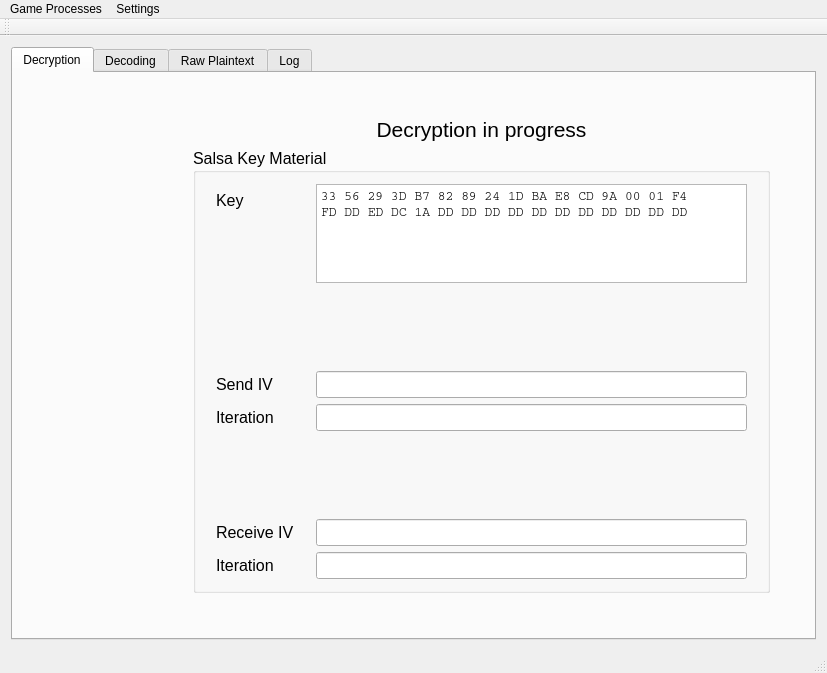
Before: the Qt Designer form exileSniffer/exileSniffer.ui in ncatlin/exileSniffer, drawn with Qt 5.
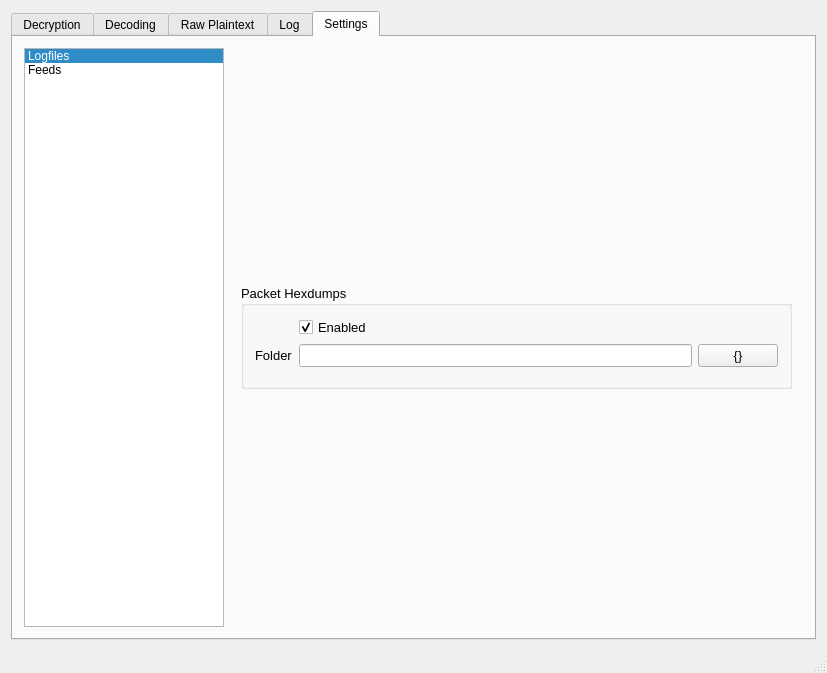
After: the same form once the commit is applied. Custom widgets are drawn as their Qt base class.

Commit message: done ui handling of decryption state and key display, some refactoring, started on settings

```diff
--- a/exileSniffer/exileSniffer.ui
+++ b/exileSniffer/exileSniffer.ui
@@ -21,7 +21,7 @@
        <enum>QTabWidget::North</enum>
       </property>
       <property name="currentIndex">
-       <number>0</number>
+       <number>4</number>
       </property>
       <widget class="QWidget" name="interceptionTab">
        <attribute name="title">
@@ -195,33 +195,33 @@
                      <property name="rightMargin">
                       <number>20</number>
                      </property>
-                     <item row="0" column="0">
+                     <item row="1" column="0">
                       <widget class="QLabel" name="label_2">
                        <property name="text">
                         <string>Key</string>
                        </property>
                       </widget>
                      </item>
-                     <item row="2" column="0">
+                     <item row="3" column="0">
                       <widget class="QLabel" name="label_3">
                        <property name="text">
                         <string>Send IV</string>
                        </property>
                       </widget>
                      </item>
-                     <item row="5" column="0">
+                     <item row="6" column="0">
                       <widget class="QLabel" name="label_4">
                        <property name="text">
                         <string>Receive IV</string>
                        </property>
                       </widget>
                      </item>
-                     <item row="0" column="1">
+                     <item row="1" column="1">
                       <widget class="QPlainTextEdit" name="keyHexText">
                        <property name="maximumSize">
                         <size>
                          <width>16777215</width>
-                         <height>99</height>
+                         <height>50</height>
                         </size>
                        </property>
                        <property name="font">
@@ -248,7 +248,7 @@
                        </property>
                       </widget>
                      </item>
-                     <item row="2" column="1">
+                     <item row="3" column="1">
                       <widget class="QLineEdit" name="sendIVText">
                        <property name="font">
                         <font>
@@ -260,7 +260,7 @@
                        </property>
                       </widget>
                      </item>
-                     <item row="5" column="1">
+                     <item row="6" column="1">
                       <widget class="QLineEdit" name="recvIVText">
                        <property name="font">
                         <font>
@@ -272,17 +272,23 @@
                        </property>
                       </widget>
                      </item>
-                     <item row="3" column="0">
+                     <item row="4" column="0">
                       <widget class="QLabel" name="label_5">
+                       <property name="font">
+                        <font>
+                         <pointsize>11</pointsize>
+                         <italic>false</italic>
+                        </font>
+                       </property>
                        <property name="text">
                         <string>Iteration</string>
                        </property>
                        <property name="indent">
-                        <number>0</number>
+                        <number>15</number>
                        </property>
                       </widget>
                      </item>
-                     <item row="3" column="1">
+                     <item row="4" column="1">
                       <widget class="QLineEdit" name="sendIterText">
                        <property name="font">
                         <font>
@@ -294,17 +300,22 @@
                        </property>
                       </widget>
                      </item>
-                     <item row="6" column="0">
+                     <item row="7" column="0">
                       <widget class="QLabel" name="label_6">
+                       <property name="font">
+                        <font>
+                         <pointsize>11</pointsize>
+                        </font>
+                       </property>
                        <property name="text">
                         <string>Iteration</string>
                        </property>
                        <property name="indent">
-                        <number>0</number>
+                        <number>15</number>
                        </property>
                       </widget>
                      </item>
-                     <item row="6" column="1">
+                     <item row="7" column="1">
                       <widget class="QLineEdit" name="recvIterText">
                        <property name="font">
                         <font>
@@ -316,7 +327,7 @@
                        </property>
                       </widget>
                      </item>
-                     <item row="1" column="1">
+                     <item row="2" column="1">
                       <spacer name="verticalSpacer">
                        <property name="orientation">
                         <enum>Qt::Vertical</enum>
@@ -329,7 +340,7 @@
                        </property>
                       </spacer>
                      </item>
-                     <item row="4" column="1">
+                     <item row="5" column="1">
                       <spacer name="verticalSpacer_2">
                        <property name="orientation">
                         <enum>Qt::Vertical</enum>
@@ -780,40 +791,115 @@
         </item>
        </layout>
       </widget>
+      <widget class="QWidget" name="settingsTab">
+       <attribute name="title">
+        <string>Settings</string>
+       </attribute>
+       <layout class="QHBoxLayout" name="horizontalLayout_7">
+        <item>
+         <widget class="QListWidget" name="settingsChoiceList">
+          <property name="maximumSize">
+           <size>
+            <width>200</width>
+            <height>16777215</height>
+           </size>
+          </property>
+          <property name="spacing">
+           <number>3</number>
+          </property>
+          <property name="viewMode">
+           <enum>QListView::ListMode</enum>
+          </property>
+          <property name="currentRow">
+           <number>0</number>
+          </property>
+          <item>
+           <property name="text">
+            <string>Logfiles</string>
+           </property>
+          </item>
+          <item>
+           <property name="text">
+            <string>Feeds</string>
+           </property>
+          </item>
+         </widget>
+        </item>
+        <item>
+         <widget class="QStackedWidget" name="settingsStack">
+          <property name="currentIndex">
+           <number>0</number>
+          </property>
+          <widget class="QWidget" name="logSettings">
+           <layout class="QVBoxLayout" name="verticalLayout">
+            <item>
+             <widget class="QGroupBox" name="groupBox_2">
+              <property name="maximumSize">
+               <size>
+                <width>16777215</width>
+                <height>104</height>
+               </size>
+              </property>
+              <property name="font">
+               <font>
+                <family>MS Shell Dlg 2</family>
+                <pointsize>10</pointsize>
+               </font>
+              </property>
+              <property name="title">
+               <string>Packet Hexdumps</string>
+              </property>
+              <layout class="QFormLayout" name="formLayout">
+               <item row="2" column="1">
+                <layout class="QHBoxLayout" name="horizontalLayout_8">
+                 <item>
+                  <widget class="QLineEdit" name="lineEdit"/>
+                 </item>
+                 <item>
+                  <widget class="QPushButton" name="pushButton">
+                   <property name="text">
+                    <string>{}</string>
+                   </property>
+                  </widget>
+                 </item>
+                </layout>
+               </item>
+               <item row="2" column="0">
+                <widget class="QLabel" name="label_7">
+                 <property name="font">
+                  <font>
+                   <family>MS Shell Dlg 2</family>
+                  </font>
+                 </property>
+                 <property name="text">
+                  <string>Folder</string>
+                 </property>
+                </widget>
+               </item>
+               <item row="1" column="1">
+                <widget class="QCheckBox" name="checkBox">
+                 <property name="text">
+                  <string>Enabled</string>
+                 </property>
+                 <property name="checked">
+                  <bool>true</bool>
+                 </property>
+                </widget>
+               </item>
+              </layout>
+             </widget>
+            </item>
+           </layout>
+          </widget>
+          <widget class="QWidget" name="feedSettings"/>
+         </widget>
+        </item>
+       </layout>
+      </widget>
      </widget>
     </item>
    </layout>
   </widget>
-  <widget class="QMenuBar" name="menuBar">
-   <property name="geometry">
-    <rect>
-     <x>0</x>
-     <y>0</y>
-     <width>827</width>
-     <height>21</height>
-    </rect>
-   </property>
-   <widget class="QMenu" name="menuGame_Instances">
-    <property name="title">
-     <string>Game Processes</string>
-    </property>
-   </widget>
-   <widget class="QMenu" name="menuSettings">
-    <property name="title">
-     <string>Settings</string>
-    </property>
-   </widget>
-   <addaction name="menuGame_Instances"/>
-   <addaction name="menuSettings"/>
-  </widget>
-  <widget class="QToolBar" name="mainToolBar">
-   <attribute name="toolBarArea">
-    <enum>TopToolBarArea</enum>
-   </attribute>
-   <attribute name="toolBarBreak">
-    <bool>false</bool>
-   </attribute>
-  </widget>
   <widget class="QStatusBar" name="statusBar"/>
  </widget>
  <layoutdefault spacing="6" margin="11"/>
```
Left out of the diff: 56 changed lines with no effect on the pictures. The commit also changes 24 other files.
